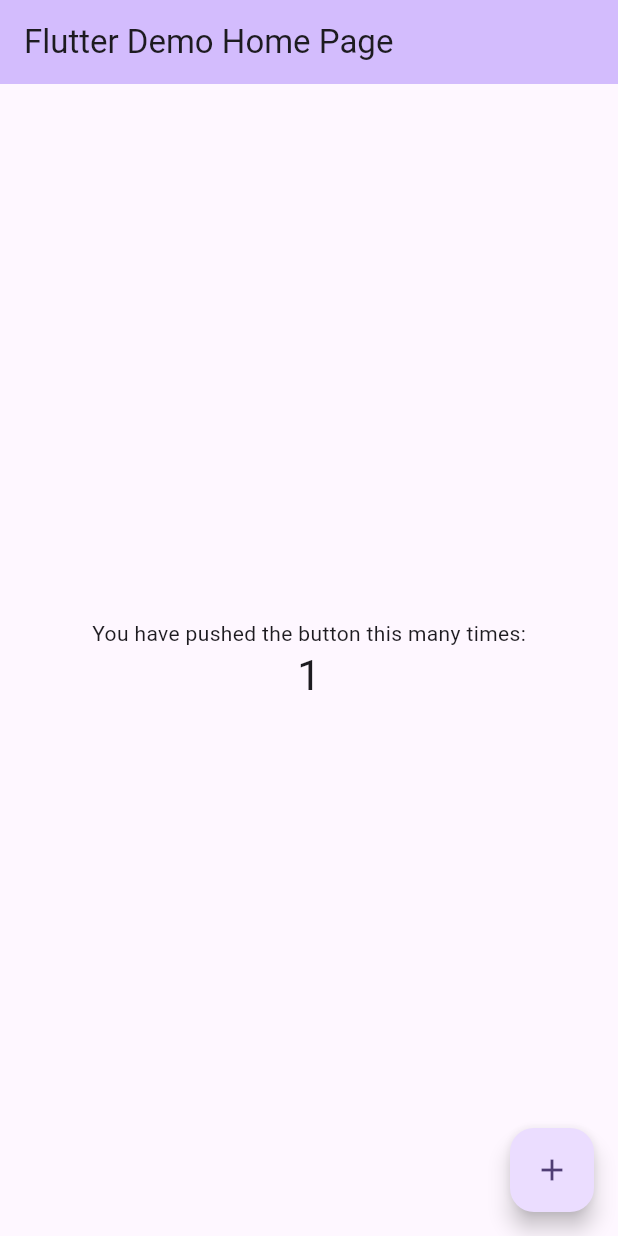
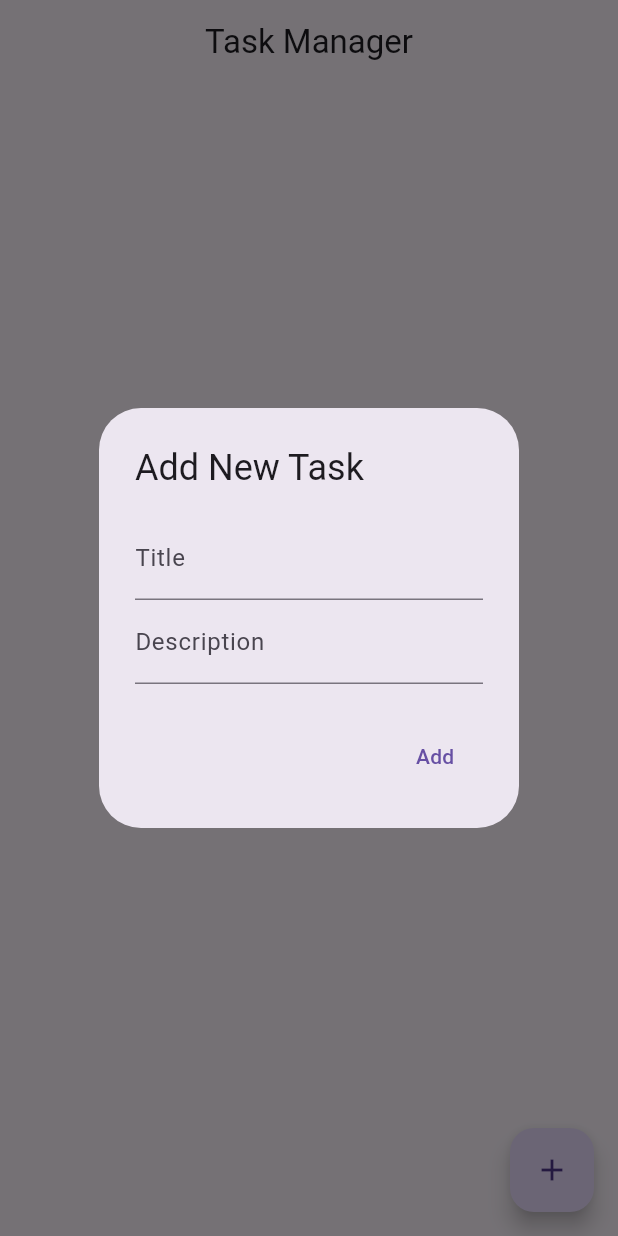
Before and after one commit to AlyssaCRippel/Flutter-Mobile-Task-Manager, a Flutter app: the screen it shows after launch, after a tap on the "add" icon, on a phone screen of 412 x 824 dp. Run offline on Flutter 3.47's test engine with Material 3 defaults, Android fonts, the phone set to English and light mode, and no system bars; our stand-ins replace flutter_bloc, hydrated_bloc.

Commit message:
local storage implementation
used hydrated cubit to make a very basic local storage task manager

```diff
--- /dev/null
+++ b/flutter_task_manager/lib/cubits/task_cubit.dart
@@ -0,0 +1,57 @@
+import 'package:hydrated_bloc/hydrated_bloc.dart';
+import '../models/task_model.dart';
+import '../models/task_state.dart';
+
+/// Cubit to manage task state
+/// This class extends HydratedCubit to persist state across app restarts
+///
+class TaskCubit extends HydratedCubit<TaskState> { //hydtratedCubit is used to persist state to local disk
+
+  /// Constructor initializes the state with an empty task list
+  TaskCubit() : super(TaskState(tasks: []));
+
+  // Add a new task
+  void addTask(Task task) {
+    // Create a copy of the current tasks
+    final updatedTasks = List<Task>.from(state.tasks);
+    //add the new task to the list
+    updatedTasks.add(task);
+    // Emit the new state with the updated task list
+    emit(state.copyWith(tasks: updatedTasks));
+  }
+
+  //toggle task completion status
+  void toggleTask(String taskId) {
+    final updatedTasks = state.tasks.map((task) {
+      // If the task ID matches, toggle its isDone status
+      if (task.id == taskId) {
+        return task.copyWith(isDone: !task.isDone);
+      }
+      // Otherwise, return the task unchanged
+      return task;
+    }).toList();
+    // Emit the new state with the updated task list
+    emit(state.copyWith(tasks: updatedTasks));
+  }
+
+  //remove a task by Id
+  void removeTask(String taskId){
+    // keep all tasks in the list except the one with the given ID
+    final updatedTasks = state.tasks.where((task) => task.id != taskId).toList();
+    // Emit the new state with the updated task list
+    emit(state.copyWith(tasks: updatedTasks));
+  }
+
+  /// Loads state from disk
+  @override
+  TaskState fromJson(Map<String, dynamic> json) {
+    return TaskState.fromJson(json);
+  }
+
+  /// Saves state to disk
+  @override
+  Map<String, dynamic> toJson(TaskState state) {
+    return state.toJson();
+  }
+
+}
--- a/flutter_task_manager/lib/main.dart
+++ b/flutter_task_manager/lib/main.dart
@@ -1,122 +1,38 @@
 import 'package:flutter/material.dart';
+import 'package:flutter_bloc/flutter_bloc.dart';
+import 'package:path_provider/path_provider.dart';
+import 'package:hydrated_bloc/hydrated_bloc.dart';
 
-void main() {
+import 'cubits/task_cubit.dart';
+import 'screens/home_screen.dart';
+
+void main() async {
+  WidgetsFlutterBinding.ensureInitialized();
+
+  final storage = await HydratedStorage.build(
+    storageDirectory: await getApplicationDocumentsDirectory(),
+  );
+
+  HydratedBloc.storage = storage;
   runApp(const MyApp());
 }
 
 class MyApp extends StatelessWidget {
   const MyApp({super.key});
 
-  // This widget is the root of your application.
   @override
   Widget build(BuildContext context) {
-    return MaterialApp(
-      title: 'Flutter Demo',
-      theme: ThemeData(
-        // This is the theme of your application.
-        //
-        // TRY THIS: Try running your application with "flutter run". You'll see
-        // the application has a purple toolbar. Then, without quitting the app,
-        // try changing the seedColor in the colorScheme below to Colors.green
-        // and then invoke "hot reload" (save your changes or press the "hot
-        // reload" button in a Flutter-supported IDE, or press "r" if you used
-        // the command line to start the app).
-        //
-        // Notice that the counter didn't reset back to zero; the application
-        // state is not lost during the reload. To reset the state, use hot
-        // restart instead.
-        //
-        // This works for code too, not just values: Most code changes can be
-        // tested with just a hot reload.
-        colorScheme: ColorScheme.fromSeed(seedColor: Colors.deepPurple),
+    return BlocProvider(
+      create: (_) => TaskCubit(),
+      child: MaterialApp(
+        title: 'Task Manager',
+        theme: ThemeData(
+          primarySwatch: Colors.deepPurple,
+          useMaterial3: true,
+        ),
+        debugShowCheckedModeBanner: false,
+        home: const HomeScreen(),
       ),
-      home: const MyHomePage(title: 'Flutter Demo Home Page'),
     );
   }
 }
-
-class MyHomePage extends StatefulWidget {
-  const MyHomePage({super.key, required this.title});
-
-  // This widget is the home page of your application. It is stateful, meaning
-  // that it has a State object (defined below) that contains fields that affect
-  // how it looks.
-
-  // This class is the configuration for the state. It holds the values (in this
-  // case the title) provided by the parent (in this case the App widget) and
-  // used by the build method of the State. Fields in a Widget subclass are
-  // always marked "final".
-
-  final String title;
-
-  @override
-  State<MyHomePage> createState() => _MyHomePageState();
-}
-
-class _MyHomePageState extends State<MyHomePage> {
-  int _counter = 0;
-
-  void _incrementCounter() {
-    setState(() {
-      // This call to setState tells the Flutter framework that something has
-      // changed in this State, which causes it to rerun the build method below
-      // so that the display can reflect the updated values. If we changed
-      // _counter without calling setState(), then the build method would not be
-      // called again, and so nothing would appear to happen.
-      _counter++;
-    });
-  }
-
-  @override
-  Widget build(BuildContext context) {
-    // This method is rerun every time setState is called, for instance as done
-    // by the _incrementCounter method above.
-    //
-    // The Flutter framework has been optimized to make rerunning build methods
-    // fast, so that you can just rebuild anything that needs updating rather
-    // than having to individually change instances of widgets.
-    return Scaffold(
-      appBar: AppBar(
-        // TRY THIS: Try changing the color here to a specific color (to
-        // Colors.amber, perhaps?) and trigger a hot reload to see the AppBar
-        // change color while the other colors stay the same.
-        backgroundColor: Theme.of(context).colorScheme.inversePrimary,
-        // Here we take the value from the MyHomePage object that was created by
-        // the App.build method, and use it to set our appbar title.
-        title: Text(widget.title),
-      ),
-      body: Center(
-        // Center is a layout widget. It takes a single child and positions it
-        // in the middle of the parent.
-        child: Column(
-          // Column is also a layout widget. It takes a list of children and
-          // arranges them vertically. By default, it sizes itself to fit its
-          // children horizontally, and tries to be as tall as its parent.
-          //
-          // Column has various properties to control how it sizes itself and
-          // how it positions its children. Here we use mainAxisAlignment to
-          // center the children vertically; the main axis here is the vertical
-          // axis because Columns are vertical (the cross axis would be
-          // horizontal).
-          //
-          // TRY THIS: Invoke "debug painting" (choose the "Toggle Debug Paint"
-          // action in the IDE, or press "p" in the console), to see the
-          // wireframe for each widget.
-          mainAxisAlignment: MainAxisAlignment.center,
-          children: <Widget>[
-            const Text('You have pushed the button this many times:'),
-            Text(
-              '$_counter',
-              style: Theme.of(context).textTheme.headlineMedium,
-            ),
-          ],
-        ),
-      ),
-      floatingActionButton: FloatingActionButton(
-        onPressed: _incrementCounter,
-        tooltip: 'Increment',
-        child: const Icon(Icons.add),
-      ), // This trailing comma makes auto-formatting nicer for build methods.
-    );
-  }
-}
--- /dev/null
+++ b/flutter_task_manager/lib/models/task_model.dart
@@ -0,0 +1,44 @@
+class Task {
+  final String id;
+  final String title;
+  final String description;
+  final bool isDone;
+
+/// Constructor for Task model
+  Task({
+    required this.id,
+    required this.title,
+    this.description = '',
+    this.isDone = false,
+  });
+
+// copy task so UI knows when to update, important for cubits
+  Task copyWith({
+    String? title,
+    String? description,
+    bool? isDone,
+  }) {
+    return Task(
+      id: id, // ID stays the same
+      title: title ?? this.title,
+      description: description ?? this.description,
+      isDone: isDone ?? this.isDone,
+    );
+  }
+
+  // Used by hydrated_bloc to save to disk
+  Map<String, dynamic> toJson() => {
+    'id': id,
+    'title': title,
+    'description': description,
+    'isDone': isDone,
+  };
+
+  // Used by hydrated_bloc to restore from disk
+  factory Task.fromJson(Map<String, dynamic> json) => Task(
+    id: json['id'],
+    title: json['title'],
+    description: json['description'],
+    isDone: json['isDone'],
+  );
+}
--- /dev/null
+++ b/flutter_task_manager/lib/models/task_state.dart
@@ -0,0 +1,30 @@
+import '../models/task_model.dart';
+
+class TaskState {
+  final List<Task> tasks;
+
+  TaskState({required this.tasks});
+
+  /// Create a new state with updated values
+  TaskState copyWith({List<Task>? tasks}) {
+    return TaskState(
+      tasks: tasks ?? this.tasks,
+    );
+  }
+
+  /// Convert state to JSON (for HydratedCubit storage)
+  Map<String, dynamic> toJson() {
+    return {
+      'tasks': tasks.map((task) => task.toJson()).toList(),
+    };
+  }
+
+  /// Create state from JSON (for HydratedCubit restore)
+  factory TaskState.fromJson(Map<String, dynamic> json) {
+    final taskList = (json['tasks'] as List)
+        .map((item) => Task.fromJson(item))
+        .toList();
+
+    return TaskState(tasks: taskList);
+  }
+}
--- /dev/null
+++ b/flutter_task_manager/lib/screens/home_screen.dart
@@ -0,0 +1,106 @@
+import 'package:flutter/material.dart';
+import 'package:flutter_bloc/flutter_bloc.dart';
+import 'package:uuid/uuid.dart';
+
+import '../cubits/task_cubit.dart';
+import '../models/task_state.dart';
+import '../models/task_model.dart';
+
+/// Home screen that displays the task list and allows adding new tasks
+///
+class HomeScreen extends StatelessWidget{
+
+  const HomeScreen({super.key});
+
+  @override
+  Widget build(BuildContext context){
+    final taskCubit = context.read<TaskCubit>();
+
+    return Scaffold(
+      appBar: AppBar(
+        title: const Text('Task Manager'),
+        centerTitle: true,
+      ),
+      body: BlocBuilder<TaskCubit, TaskState>(
+        builder: (context, state) {
+          return ListView.builder(
+            itemCount: state.tasks.length,
+            itemBuilder: (context, index) {
+              final task = state.tasks[index];
+              return ListTile(
+                leading: Checkbox(
+                  value: task.isDone,
+                  onChanged: (value) {
+                    taskCubit.toggleTask(task.id);
+                  },
+                ),
+                title: Text(
+                  task.title,
+                   style: TextStyle(
+                    decoration: task.isDone
+                        ? TextDecoration.lineThrough
+                        : TextDecoration.none,
+                  ),
+                ),
+                subtitle: task.description.isNotEmpty
+                    ? Text(task.description)
+                    : null,
+                trailing: IconButton(
+                  icon: const Icon(Icons.delete),
+                  onPressed: () {
+                    taskCubit.removeTask(task.id);
+                  },
+                ),
+              );
+            },
+          );
+        },
+      ),
+      floatingActionButton: FloatingActionButton(
+        onPressed: () {
+          // Show dialog to add new task
+          showDialog(
+            context: context,
+            builder: (context) {
+              String title = '';
+              String description = '';
+              return AlertDialog(
+                title: const Text('Add New Task'),
+                content: Column(
+                  mainAxisSize: MainAxisSize.min,
+                  children: [
+                    TextField(
+                      decoration: const InputDecoration(labelText: 'Title'),
+                      onChanged: (value) => title = value,
+                    ),
+                    TextField(
+                      decoration: const InputDecoration(labelText: 'Description'),
+                      onChanged: (value) => description = value,
+                    ),
+                  ],
+                ),
+                actions: [
+                  TextButton(
+                    onPressed: () {
+                      if (title.isNotEmpty) {
+                        final newTask = Task(
+                          id: const Uuid().v4(),
+                          title: title,
+                          description: description,
+                        );
+                        taskCubit.addTask(newTask);
+                        Navigator.of(context).pop();
+                      }
+                    },
+                    child: const Text('Add'),
+                  ),
+                ],
+              );
+            },
+          );
+        },
+        child: const Icon(Icons.add),
+      ),
+    );
+  }
+}
--- a/flutter_task_manager/pubspec.yaml
+++ b/flutter_task_manager/pubspec.yaml
@@ -30,6 +30,10 @@ environment:
 dependencies:
   flutter:
     sdk: flutter
+  flutter_bloc: ^8.1.3
+  hydrated_bloc: ^9.1.2
+  uuid: ^4.2.2
+  path_provider: ^2.1.1
 
   # The following adds the Cupertino Icons font to your application.
   # Use with the CupertinoIcons class for iOS style icons.
```
Also changed, not shown: 3 other files.
